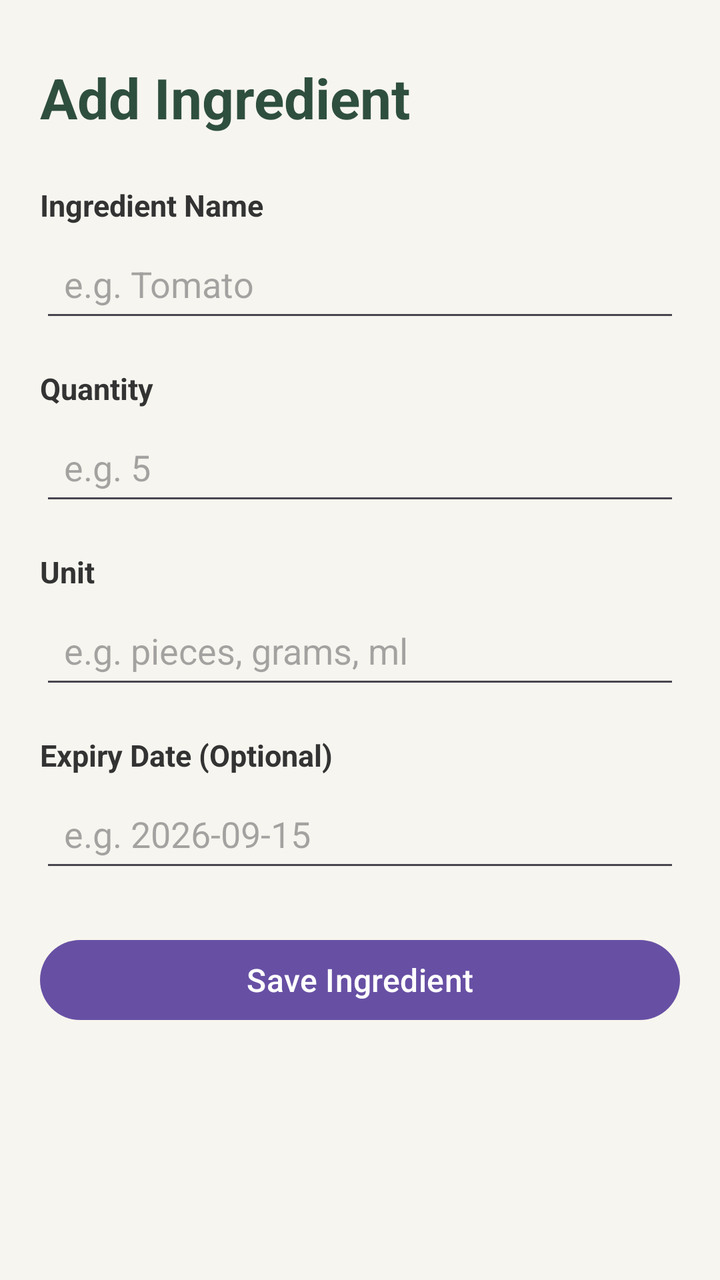
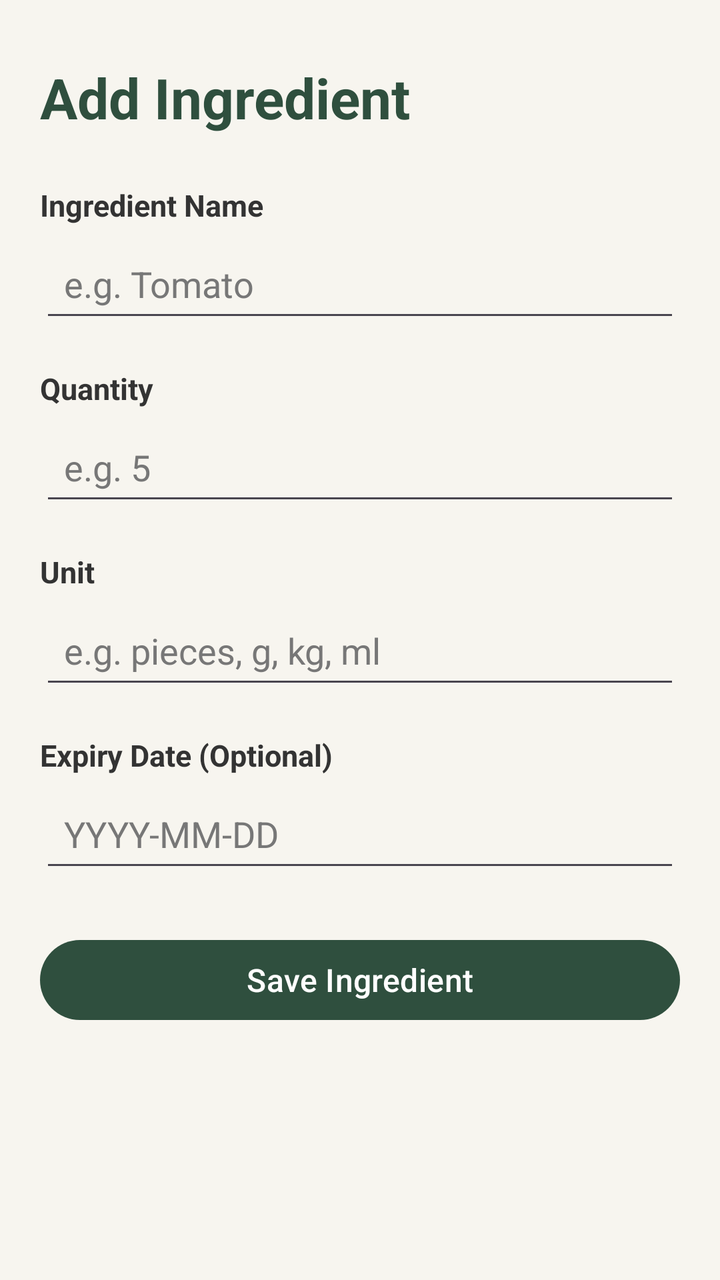

The first picture is an Android layout as it rendered before a commit; the second is the same layout after the commit. The layout source and the unified diff follow.
<!-- AndroidManifest.xml: application theme Theme.SmartPantryManager -->
<!-- res/layout/activity_add_edit_ingredient.xml -->
<?xml version="1.0" encoding="utf-8"?>
<ScrollView xmlns:android="http://schemas.android.com/apk/res/android"
    android:layout_width="match_parent"
    android:layout_height="match_parent"
    android:background="#F7F5EF">

    <LinearLayout
        android:layout_width="match_parent"
        android:layout_height="wrap_content"
        android:orientation="vertical"
        android:padding="20dp">

        <TextView
            android:id="@+id/tvFormTitle"
            android:layout_width="wrap_content"
            android:layout_height="wrap_content"
            android:text="Add Ingredient"
            android:textSize="28sp"
            android:textStyle="bold"
            android:textColor="#2F4F3E"
            android:layout_marginTop="10dp"
            android:layout_marginBottom="25dp" />

        <TextView
            android:layout_width="wrap_content"
            android:layout_height="wrap_content"
            android:text="Ingredient Name"
            android:textSize="15sp"
            android:textStyle="bold"
            android:textColor="#333333"
            android:layout_marginBottom="5dp" />

        <EditText
            android:id="@+id/etIngredientName"
            android:layout_width="match_parent"
            android:layout_height="wrap_content"
            android:hint="e.g. Tomato"
            android:inputType="textCapWords"
            android:padding="12dp"
            android:layout_marginBottom="18dp" />

        <TextView
            android:layout_width="wrap_content"
            android:layout_height="wrap_content"
            android:text="Quantity"
            android:textSize="15sp"
            android:textStyle="bold"
            android:textColor="#333333"
            android:layout_marginBottom="5dp" />

        <EditText
            android:id="@+id/etQuantity"
            android:layout_width="match_parent"
            android:layout_height="wrap_content"
            android:hint="e.g. 5"
            android:inputType="numberDecimal"
            android:padding="12dp"
            android:layout_marginBottom="18dp" />

        <TextView
            android:layout_width="wrap_content"
            android:layout_height="wrap_content"
            android:text="Unit"
            android:textSize="15sp"
            android:textStyle="bold"
            android:textColor="#333333"
            android:layout_marginBottom="5dp" />

        <EditText
            android:id="@+id/etUnit"
            android:layout_width="match_parent"
            android:layout_height="wrap_content"
            android:hint="e.g. pieces, grams, ml"
            android:inputType="text"
            android:padding="12dp"
            android:layout_marginBottom="18dp" />

        <TextView
            android:layout_width="wrap_content"
            android:layout_height="wrap_content"
            android:text="Expiry Date (Optional)"
            android:textSize="15sp"
            android:textStyle="bold"
            android:textColor="#333333"
            android:layout_marginBottom="5dp" />

        <EditText
            android:id="@+id/etExpiryDate"
            android:layout_width="match_parent"
            android:layout_height="wrap_content"
            android:hint="e.g. 2026-09-15"
            android:inputType="date"
            android:padding="12dp"
            android:layout_marginBottom="25dp" />

        <Button
            android:id="@+id/btnSaveIngredient"
            android:layout_width="match_parent"
            android:layout_height="wrap_content"
            android:text="Save Ingredient"
            android:textAllCaps="false"
            android:textSize="16sp" />

    </LinearLayout>

</ScrollView>
<!-- resources referenced by this layout -->
<resources>
  <style name="Theme.SmartPantryManager" parent="Base.Theme.SmartPantryManager" />
  <style name="Base.Theme.SmartPantryManager" parent="Theme.Material3.DayNight.NoActionBar">
          
          
      </style>
</resources>

<!-- the commit's change to res/layout/activity_add_edit_ingredient.xml (unified diff, before → after) -->
@@ -2,7 +2,7 @@
 <ScrollView xmlns:android="http://schemas.android.com/apk/res/android"
     android:layout_width="match_parent"
     android:layout_height="match_parent"
-    android:background="#F7F5EF">
+    android:background="@color/cream_background">
 
     <LinearLayout
         android:layout_width="match_parent"
@@ -10,6 +10,7 @@
         android:orientation="vertical"
         android:padding="20dp">
 
+        
         <TextView
             android:id="@+id/tvFormTitle"
             android:layout_width="wrap_content"
@@ -17,17 +18,18 @@
             android:text="Add Ingredient"
             android:textSize="28sp"
             android:textStyle="bold"
-            android:textColor="#2F4F3E"
+            android:textColor="@color/dark_green"
             android:layout_marginTop="10dp"
             android:layout_marginBottom="25dp" />
 
+        
         <TextView
             android:layout_width="wrap_content"
             android:layout_height="wrap_content"
             android:text="Ingredient Name"
             android:textSize="15sp"
             android:textStyle="bold"
-            android:textColor="#333333"
+            android:textColor="@color/text_primary"
             android:layout_marginBottom="5dp" />
 
         <EditText
@@ -37,15 +39,18 @@
             android:hint="e.g. Tomato"
             android:inputType="textCapWords"
             android:padding="12dp"
+            android:textColor="@color/text_primary"
+            android:textColorHint="@color/text_light"
             android:layout_marginBottom="18dp" />
 
+        
         <TextView
             android:layout_width="wrap_content"
             android:layout_height="wrap_content"
             android:text="Quantity"
             android:textSize="15sp"
             android:textStyle="bold"
-            android:textColor="#333333"
+            android:textColor="@color/text_primary"
             android:layout_marginBottom="5dp" />
 
         <EditText
@@ -55,44 +60,53 @@
             android:hint="e.g. 5"
             android:inputType="numberDecimal"
             android:padding="12dp"
+            android:textColor="@color/text_primary"
+            android:textColorHint="@color/text_light"
             android:layout_marginBottom="18dp" />
 
+        
         <TextView
             android:layout_width="wrap_content"
             android:layout_height="wrap_content"
             android:text="Unit"
             android:textSize="15sp"
             android:textStyle="bold"
-            android:textColor="#333333"
+            android:textColor="@color/text_primary"
             android:layout_marginBottom="5dp" />
 
         <EditText
             android:id="@+id/etUnit"
             android:layout_width="match_parent"
             android:layout_height="wrap_content"
-            android:hint="e.g. pieces, grams, ml"
+            android:hint="e.g. pieces, g, kg, ml"
             android:inputType="text"
             android:padding="12dp"
+            android:textColor="@color/text_primary"
+            android:textColorHint="@color/text_light"
             android:layout_marginBottom="18dp" />
 
+        
         <TextView
             android:layout_width="wrap_content"
             android:layout_height="wrap_content"
             android:text="Expiry Date (Optional)"
             android:textSize="15sp"
             android:textStyle="bold"
-            android:textColor="#333333"
+            android:textColor="@color/text_primary"
             android:layout_marginBottom="5dp" />
 
         <EditText
             android:id="@+id/etExpiryDate"
             android:layout_width="match_parent"
             android:layout_height="wrap_content"
-            android:hint="e.g. 2026-09-15"
+            android:hint="YYYY-MM-DD"
             android:inputType="date"
             android:padding="12dp"
+            android:textColor="@color/text_primary"
+            android:textColorHint="@color/text_light"
             android:layout_marginBottom="25dp" />
 
+        
         <Button
             android:id="@+id/btnSaveIngredient"
             android:layout_width="match_parent"
<!-- resource entries referenced after the edit -->
@@ -1,9 +1,31 @@
 <!-- resources referenced by this layout -->
 <resources>
+  <color name="cream_background">#F7F5EF</color>
+  <color name="dark_green">#2F4F3E</color>
+  <color name="text_light">#777777</color>
+  <color name="text_primary">#333333</color>
   <style name="Theme.SmartPantryManager" parent="Base.Theme.SmartPantryManager" />
   <style name="Base.Theme.SmartPantryManager" parent="Theme.Material3.DayNight.NoActionBar">
-          
-          
+  
+          <item name="colorPrimary">@color/dark_green</item>
+          <item name="colorOnPrimary">@color/white</item>
+  
+          <item name="colorSecondary">@color/accent_green</item>
+          <item name="colorOnSecondary">@color/white</item>
+  
+          <item name="colorTertiary">@color/medium_green</item>
+  
+          <item name="android:colorAccent">@color/accent_green</item>
+  
+          <item name="android:navigationBarColor">@color/black</item>
+          <item name="android:statusBarColor">@color/dark_green</item>
+  
+          <item name="android:windowLightStatusBar">false</item>
+  
       </style>
+  <color name="white">#FFFFFFFF</color>
+  <color name="accent_green">#6F8F78</color>
+  <color name="medium_green">#5F7A68</color>
+  <color name="black">#FF000000</color>
 </resources>
 
